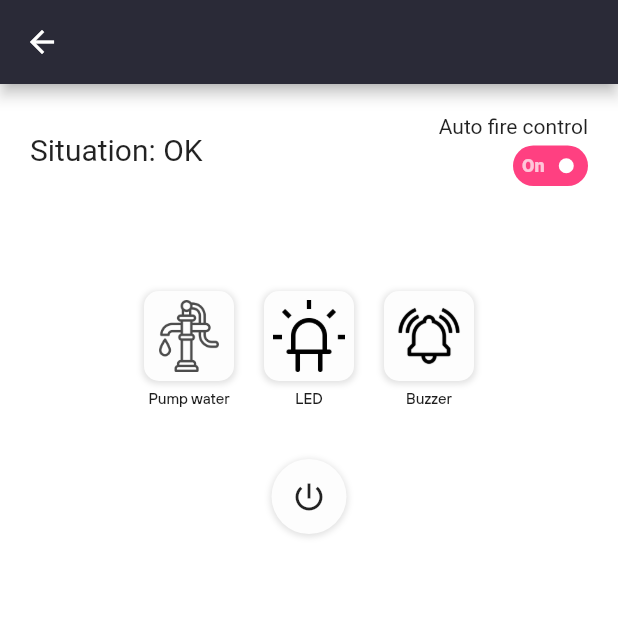
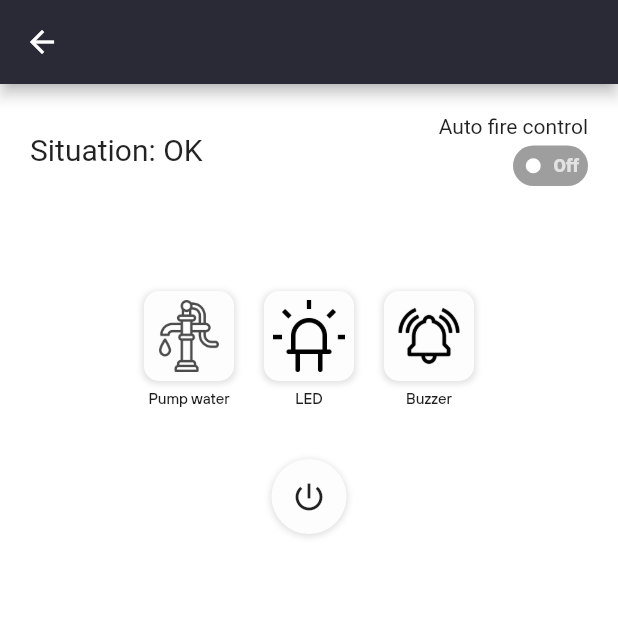
Before and after one commit to trunghieult1807/IOTsProject, a Flutter app: the RoomView screen opened directly with empty values, on a phone screen of 412 x 824 dp, the top half of it. Run offline on Flutter 3.47's test engine with Material 2 defaults, Android fonts, the phone set to English and light mode, and no system bars; our stand-ins replace after_layout, animated_bottom_navigation_bar, cloud_firestore, firebase_auth, firebase_core, shared_preferences and 3 more; missing offline and left inert: charcode, loading_animations, mqtt_client; accounts and stored records are empty.

Commit message:
Revert "Make roomview text bigger"
This reverts commit c063e91131188e25eba3d416b7bfea3ade46a206.

```diff
--- a/fire_alarm_system/lib/ui/roomview/screens/roomview.dart
+++ b/fire_alarm_system/lib/ui/roomview/screens/roomview.dart
@@ -259,7 +259,7 @@ class _RoomViewState extends State<RoomView> {
   bool _autofire = true;
   List<DeviceStatus> deviceStatusList = [];
 
-  bool autoFireState = true;
+  bool autoFireState = false;
 
   void changeState(state) {
     autoFireState = state;
@@ -333,7 +333,7 @@ class _RoomViewState extends State<RoomView> {
                 if (d.type == DeviceType.tempSensor)
                   Padding(
                       padding: EdgeInsets.fromLTRB(0, 0, 0, 5),
-                      child: Text(d.deviceName + ": " + d.status + '°C', style: TextStyle(fontSize: 17))),
+                      child: Text(d.deviceName + ": " + d.status + '°C')),
               for (var d in this.deviceStatusList)
                 if (d.type == DeviceType.gasSensor)
                   Padding(
@@ -353,7 +353,7 @@ class _RoomViewState extends State<RoomView> {
                 if (d.type == DeviceType.buzzer)
                   Padding(
                       padding: EdgeInsets.fromLTRB(0, 0, 0, 5),
-                      child: Text(d.deviceName + ": " + d.status, style: TextStyle(fontSize: 17))),
+                      child: Text(d.deviceName + ": " + d.status)),
               SizedBox(
                 height: 40,
               ),
--- a/fire_alarm_system/lib/ui/roomview/widgets/circular_indicator.dart
+++ b/fire_alarm_system/lib/ui/roomview/widgets/circular_indicator.dart
@@ -29,7 +29,7 @@ class _CircularIndicatorState extends State<CircularIndicator> {
       max: 200,
       initialValue: idicator_value,
       appearance: CircularSliderAppearance(
-          size: size.width - 200,
+          size: size.width - 150,
           infoProperties: InfoProperties(modifier: (value) {
             final roundedValue = (widget.value).ceil().toInt().toString();
             return roundedValue + "°C";
--- a/fire_alarm_system/lib/ui/roomview/widgets/switch_button.dart
+++ b/fire_alarm_system/lib/ui/roomview/widgets/switch_button.dart
@@ -115,7 +115,7 @@ class SwitchButton extends StatefulWidget {
 }
 
 class _SwitchButtonState extends State<SwitchButton> {
-  bool status = true;
+  bool status = false;
 
   @override
   Widget build(BuildContext context) {
```
